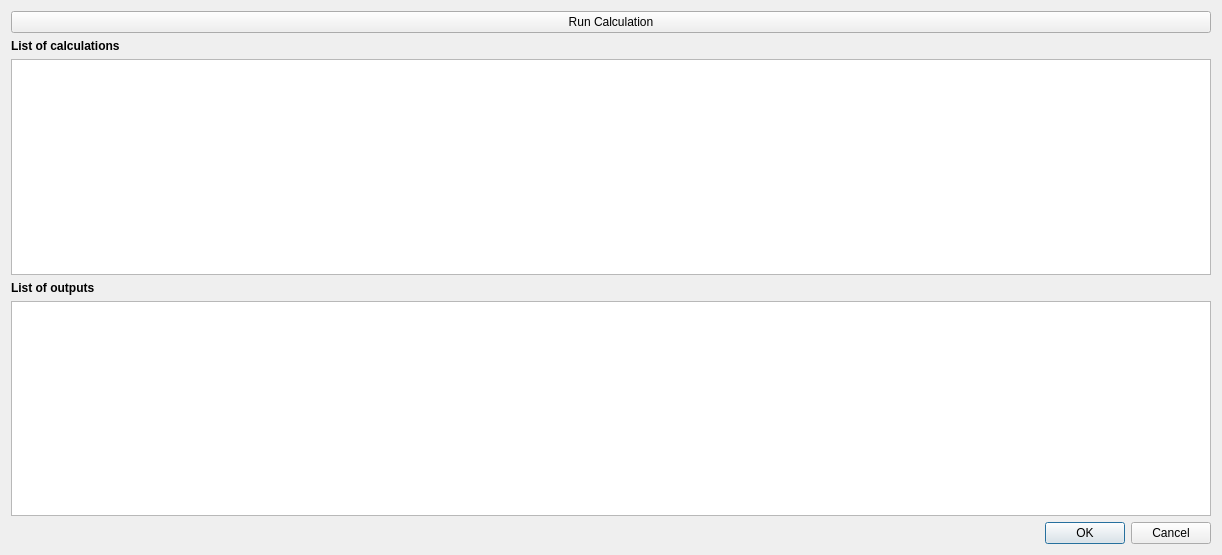
Old version of the form svir/ui/ui_drive_engine_server.ui in the repository gem/oq-irmt-qgis.
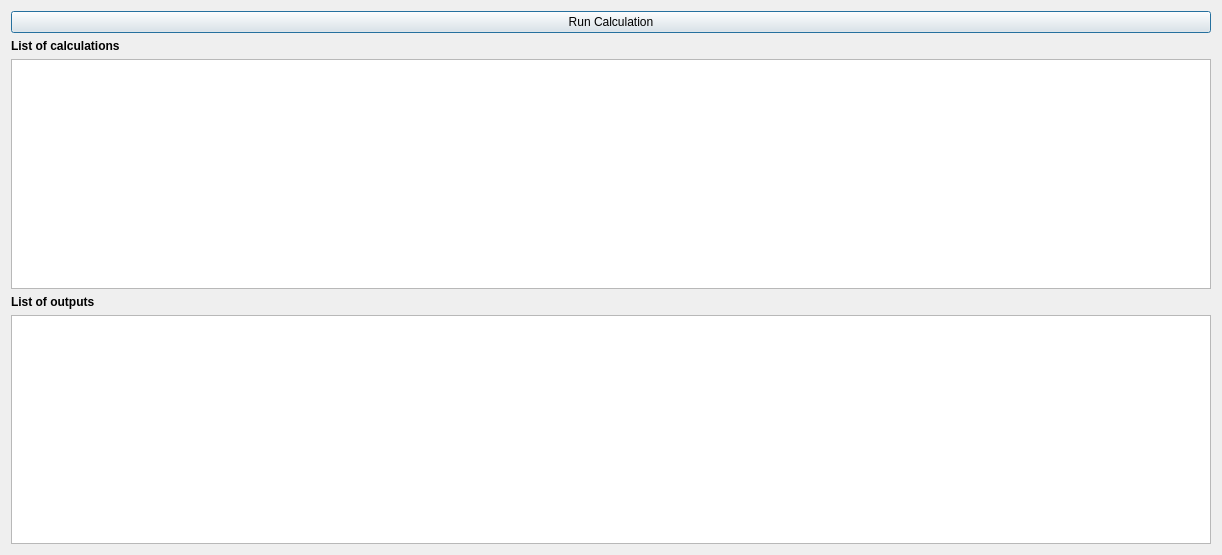
New version of the form.

Commit message: Remove Ok and Cancel buttons from the non-modal window driving the oq-engine

What changed in the file:
```diff
--- a/svir/ui/ui_drive_engine_server.ui
+++ b/svir/ui/ui_drive_engine_server.ui
@@ -54,16 +54,6 @@
    <item>
     <widget class="QTableWidget" name="output_list_tbl"/>
    </item>
-   <item>
-    <widget class="QDialogButtonBox" name="buttonBox">
-     <property name="orientation">
-      <enum>Qt::Horizontal</enum>
-     </property>
-     <property name="standardButtons">
-      <set>QDialogButtonBox::Cancel|QDialogButtonBox::Ok</set>
-     </property>
-    </widget>
-   </item>
   </layout>
  </widget>
  <tabstops>
```
Left out of the diff: 38 changed lines with no effect on the pictures. The commit also changes 1 other file.
